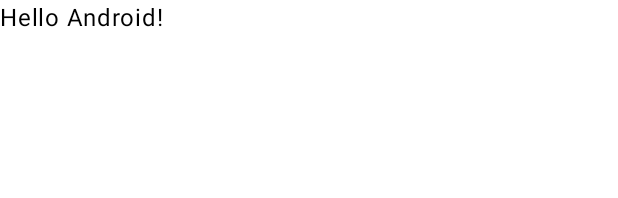
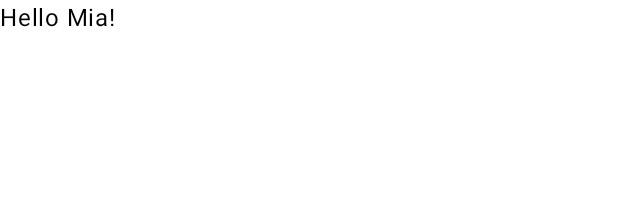
Before and after one commit to miapatil/HelloWorld, an Android app built with Jetpack Compose: the @Preview function GreetingPreview, on a phone screen of 412 x 824 dp. Shown: the top 198 px of the screen. Run offline under Robolectric (Android 15) with nearby library versions, the phone set to English and light mode, and no system bars.

Commit message:
Changed name Android to Mia

```diff
--- a/app/src/main/java/com/example/helloworld/MainActivity.kt
+++ b/app/src/main/java/com/example/helloworld/MainActivity.kt
@@ -25,7 +25,7 @@ class MainActivity : ComponentActivity() {
             HelloWorldTheme {
                 Scaffold(modifier = Modifier.fillMaxSize()) { innerPadding ->
                     Greeting(
-                        name = "Android",
+                        name = "Mia",
                         modifier = Modifier.padding(innerPadding)
                     )
                 }
@@ -46,6 +46,6 @@ fun Greeting(name: String, modifier: Modifier = Modifier) {
 @Composable
 fun GreetingPreview() {
     HelloWorldTheme {
-        Greeting("Android")
+        Greeting("Mia")
     }
 }
```
